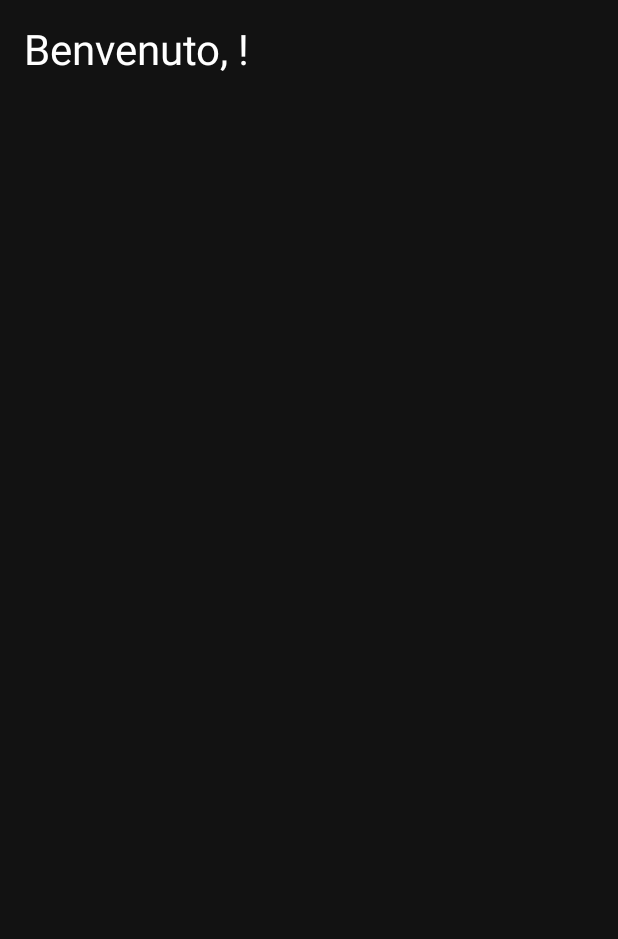
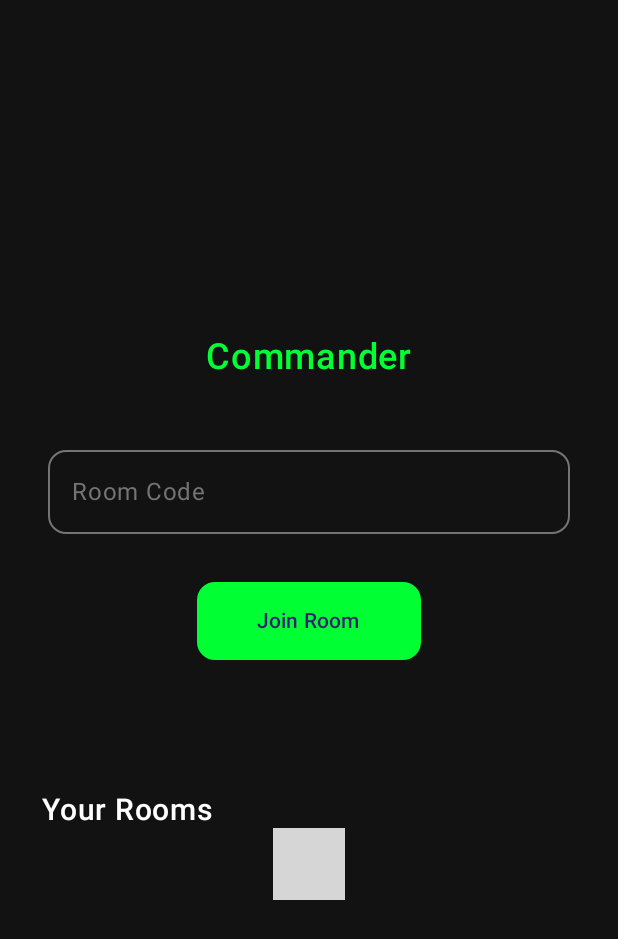
Before and after one commit to panna0/CommanderAndroid, an Android app built with Jetpack Compose: the composable HomeScreen called with empty values, on a phone screen of 412 x 824 dp. Shown: the top 939 px of the screen. Run offline under Robolectric (Android 15) with nearby library versions, the phone set to English and light mode, and no system bars; 6 statements that could not run were skipped; grey boxes are pictures that could not be loaded.

```diff
--- a/app/src/main/java/com/example/commander/Models/OtpRequest.kt
+++ b/app/src/main/java/com/example/commander/Models/OtpRequest.kt
@@ -2,5 +2,5 @@ package com.example.commander.Models
 
 data class OtpRequest(
     val username: String,
-    val otp: String
+    val otp: String,
 )
--- /dev/null
+++ b/app/src/main/java/com/example/commander/Models/refreshTokenRequest.kt
@@ -0,0 +1,5 @@
+package com.example.commander.Models
+
+data class refreshTokenRequest(
+    val refresh : String,
+)
--- /dev/null
+++ b/app/src/main/java/com/example/commander/Models/refreshTokenResponse.kt
@@ -0,0 +1,5 @@
+package com.example.commander.Models
+
+data class refreshTokenResponse(
+    val access : String,
+)
--- a/app/src/main/java/com/example/commander/Screens/HomeScreen.kt
+++ b/app/src/main/java/com/example/commander/Screens/HomeScreen.kt
@@ -1,14 +1,144 @@
-package com.example.commander.Screens
-
 import androidx.compose.foundation.layout.*
 import androidx.compose.material3.*
 import androidx.compose.runtime.*
 import androidx.compose.ui.Modifier
 import androidx.compose.ui.unit.dp
+import androidx.compose.ui.Alignment
+import androidx.compose.ui.platform.LocalContext
+import androidx.compose.ui.text.font.FontWeight
+import androidx.compose.ui.unit.sp
+import androidx.navigation.NavHostController
+import com.example.commander.Components.Btn
+import com.example.commander.Components.CustomInput
+import com.example.commander.Components.ScrollableRowsLazy
+import com.example.commander.Storage.TokenManager
+import com.example.commander.Network.AuthContext
+import com.example.commander.Models.refreshTokenRequest
+import com.example.commander.UI.AppShapes
+import kotlinx.coroutines.flow.firstOrNull
+
+import kotlinx.coroutines.launch
 
 @Composable
-fun HomeScreen(username: String) {
-    Column(modifier = Modifier.padding(16.dp)) {
-        Text("Benvenuto, $username!", style = MaterialTheme.typography.headlineMedium)
+fun HomeScreen(username: String, navController: NavHostController) {
+    val context = LocalContext.current
+    val tokenManager = remember { TokenManager(context) }
+    val scope = rememberCoroutineScope()
+
+    var isLoading by remember { mutableStateOf(true) }
+    var error by remember { mutableStateOf<String?>(null) }
+    var roomCode by remember { mutableStateOf("") }
+
+
+
+    fun joinRoom(){
+        return
     }
+
+
+    LaunchedEffect(Unit) {
+        scope.launch {
+            // Leggi i token in modo esplicito e attendi i loro valori
+            val currentAccessToken = tokenManager.accessToken.firstOrNull()
+            val currentRefreshToken = tokenManager.refreshToken.firstOrNull()
+
+            if (currentAccessToken.isNullOrEmpty()) {
+                if (!currentRefreshToken.isNullOrEmpty()) {
+                    // Tentativo di refresh del token
+                    try {
+                        val response = AuthContext.refreshToken(refreshTokenRequest(currentRefreshToken))
+                        if (response.isSuccessful) {
+                            val newAccess = response.body()?.access
+                            if (newAccess != null) {
+                                tokenManager.saveTokens(newAccess, currentRefreshToken)
+                            } else {
+                                // Refresh fallito, naviga al login
+                                tokenManager.clearTokens() // Pulisci i token non validi
+                                navController.navigate("login") {
+                                    popUpTo("home/$username") { inclusive = true }
+                                }
+                            }
+                        } else {
+                            // Errore HTTP nel refresh, naviga al login
+                            tokenManager.clearTokens()
+                            navController.navigate("login") {
+                                popUpTo("home/$username") { inclusive = true }
+                            }
+                        }
+                    } catch (e: Exception) {
+                        error = "Errore refresh token: ${e.localizedMessage}"
+                        tokenManager.clearTokens()
+                        navController.navigate("login") {
+                            popUpTo("home/$username") { inclusive = true }
+                        }
+                    }
+                } else {
+                    // Nessun token salvato → vai al login
+                    navController.navigate("login") {
+                        popUpTo("home/$username") { inclusive = true }
+                    }
+                }
+            }
+            isLoading = false
+        }
+    }
+
+    // UI
+    if (isLoading) {
+        Box(
+            modifier = Modifier.fillMaxSize(),
+            contentAlignment = Alignment.Center
+        ) {
+            CircularProgressIndicator()
+        }
+    } else {
+        Box(
+            modifier = Modifier
+                .fillMaxSize()
+                .padding(8.dp),
+            contentAlignment = Alignment.Center
+        ){
+            Column(
+                modifier = Modifier.fillMaxWidth(),
+                horizontalAlignment = Alignment.CenterHorizontally
+
+            ) {
+                Text(text = "Commander",
+                    modifier = Modifier.padding(horizontal = 16.dp, vertical = 0.dp),
+                    fontSize = 24.sp,
+                    fontWeight = FontWeight.SemiBold,
+                    color = MaterialTheme.colorScheme.primary)
+
+                Spacer(modifier = Modifier.height(16.dp))
+
+                Column (modifier = Modifier.fillMaxWidth().padding(24.dp),
+                    horizontalAlignment = Alignment.CenterHorizontally){
+                    CustomInput(
+                        value = roomCode,
+                        onValueChange = {roomCode = it},
+                        label = "Room Code"
+                    )
+                    Spacer(modifier = Modifier.height(32.dp))
+                    Btn(
+                        onClick = {},
+                        text = "Join Room",
+
+                    )
+                }
+
+                Spacer(modifier = Modifier.height(64.dp))
+                Text(text = "Your Rooms",
+                    modifier = Modifier.align(Alignment.Start).padding(horizontal = 20.dp, vertical = 0.dp),
+                    fontSize = 20.sp,
+                    fontWeight = FontWeight.SemiBold)
+                ScrollableRowsLazy()
+                if (error != null) {
+
+                    Spacer(Modifier.height(16.dp))
+                    Text(error!!, color = MaterialTheme.colorScheme.error)
+                }
+            }
+        }
+        }
+
 }
--- a/gradle/libs.versions.toml
+++ b/gradle/libs.versions.toml
@@ -15,11 +15,12 @@ constraintlayout = "2.2.1"
 accompanist = "0.34.0"
 retrofit = "2.9.0"
 converterGson = "2.9.0"
+datastore = "1.0.0"
 
 [libraries]
 converter-gson = { module = "com.squareup.retrofit2:converter-gson", version.ref = "converterGson"}
 retrofit = {module = "com.squareup.retrofit2:retrofit", version.ref = "retrofit"}
-
+androidx-datastore-preferences = { group = "androidx.datastore", name = "datastore-preferences", version.ref = "datastore" }
 androidx-navigation-animation = { module = "com.google.accompanist:accompanist-navigation-animation", version.ref = "accompanist" }
 coil-compose = { group = "io.coil-kt", name = "coil-compose", version = "2.6.0" }
 androidx-icons-extended = { group = "androidx.compose.material", name = "material-icons-extended", version.ref = "compose" }
```
Also changed, not shown: app/src/main/java/com/example/commander/Network/ApiService.kt (+6 -1 lines), app/src/main/java/com/example/commander/Network/AuthContext.kt (+22 -1 lines), app/src/main/java/com/example/commander/Screens/LoginScreen.kt (+13 -3 lines).
